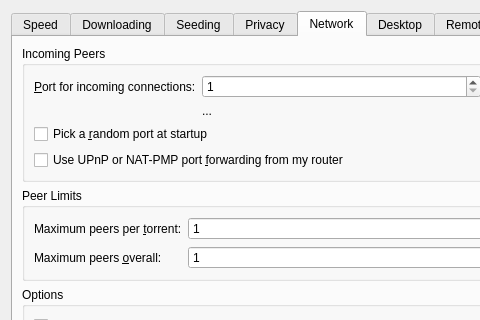
Above: qt/PrefsDialog.ui from retransmission/retransmission before the change; both pictures show x 0 to 480 and y 0 to 320 of the 601 by 657 pixel window. Below: the same form after it.
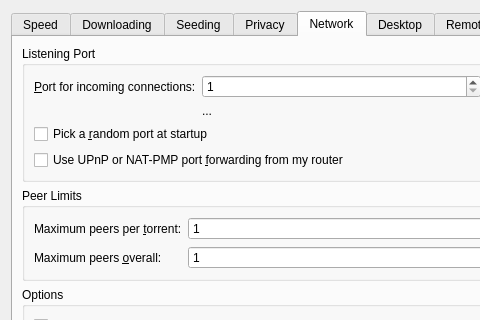
That is the form after the change. The open tabs and pages were chosen to show the change. Icons and pictures are not drawn. Custom widgets are drawn as their Qt base class.

Diff of the .ui file:
```diff
--- a/qt/PrefsDialog.ui
+++ b/qt/PrefsDialog.ui
@@ -651,7 +651,7 @@
        <item>
         <widget class="QGroupBox" name="incomingPeersSection">
          <property name="title">
-          <string>Incoming Peers</string>
+          <string>Listening Port</string>
          </property>
          <layout class="QGridLayout" name="incomingPeersSectionLayout" columnstretch="0,1,0">
           <item row="0" column="0">
```
